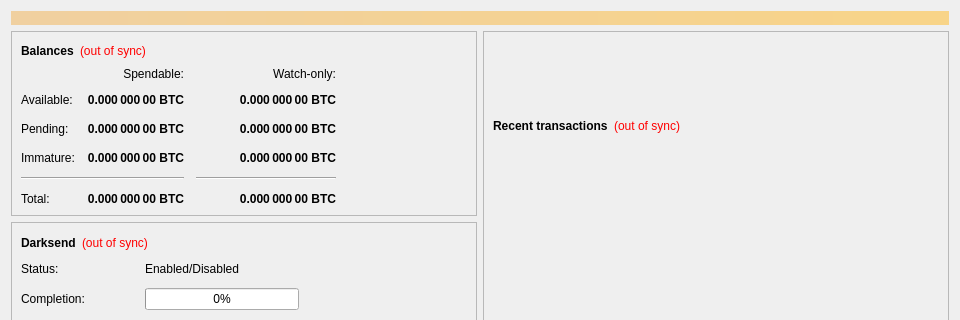
This is src/qt/forms/overviewpage.ui in xumacoin/xuma-core as Qt 5 draws it before an edit; both pictures show x 0 to 960 and y 0 to 320 of the 960 by 615 pixel window. The edited form follows.
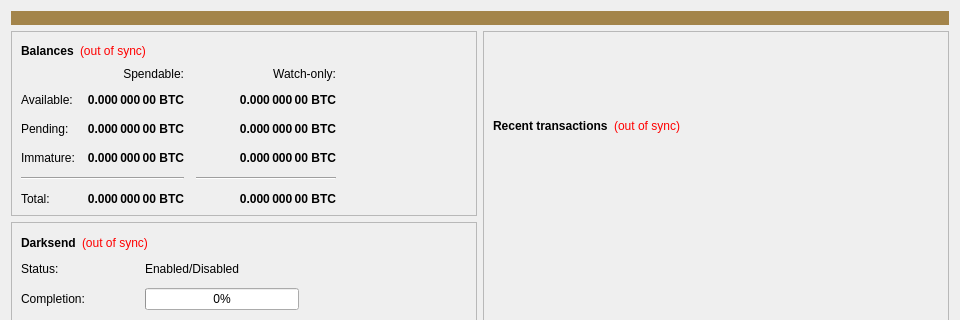
This is the edited form.

Commit message: Updated colors and added color reference

Patch:
```diff
--- a/src/qt/forms/overviewpage.ui
+++ b/src/qt/forms/overviewpage.ui
@@ -26,7 +26,7 @@
       <bool>false</bool>
      </property>
      <property name="styleSheet">
-      <string notr="true">background-color: qlineargradient(x1: 0, y1: 0, x2: 1, y2: 0, stop:0 #F0D0A0, stop:1 #F8D488); color:#000000;</string>
+      <string notr="true">background-color: #A3844A; color:#FFF;</string>
      </property>
      <property name="wordWrap">
       <bool>true</bool>
```
The commit also changes 2 other files.
